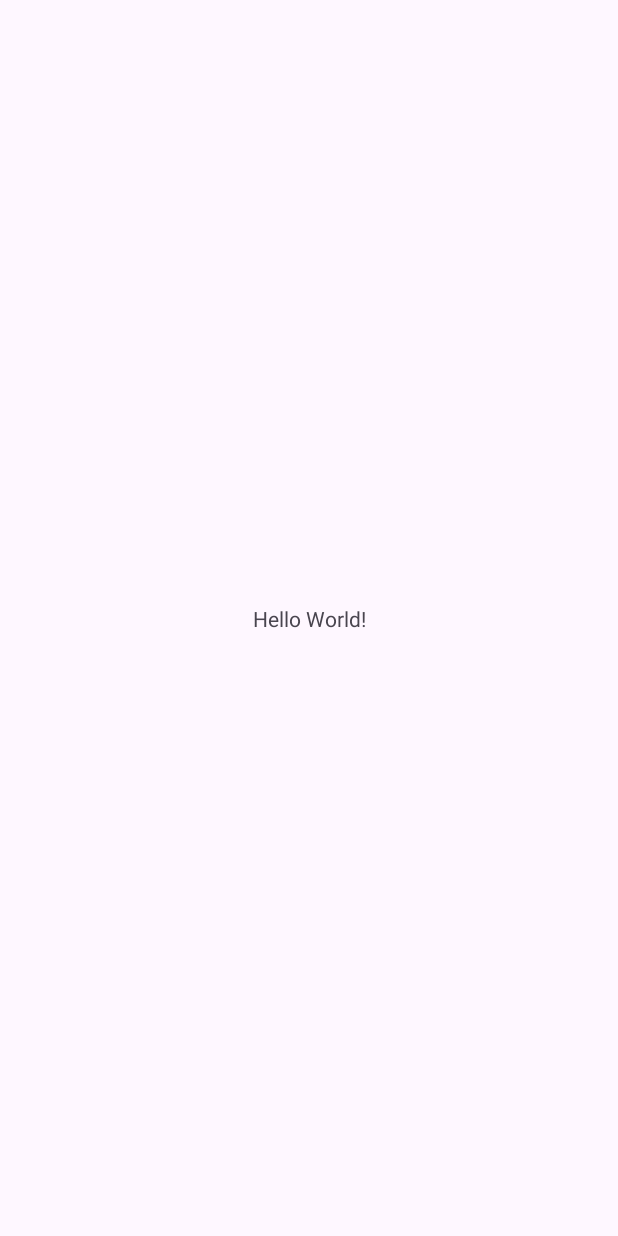
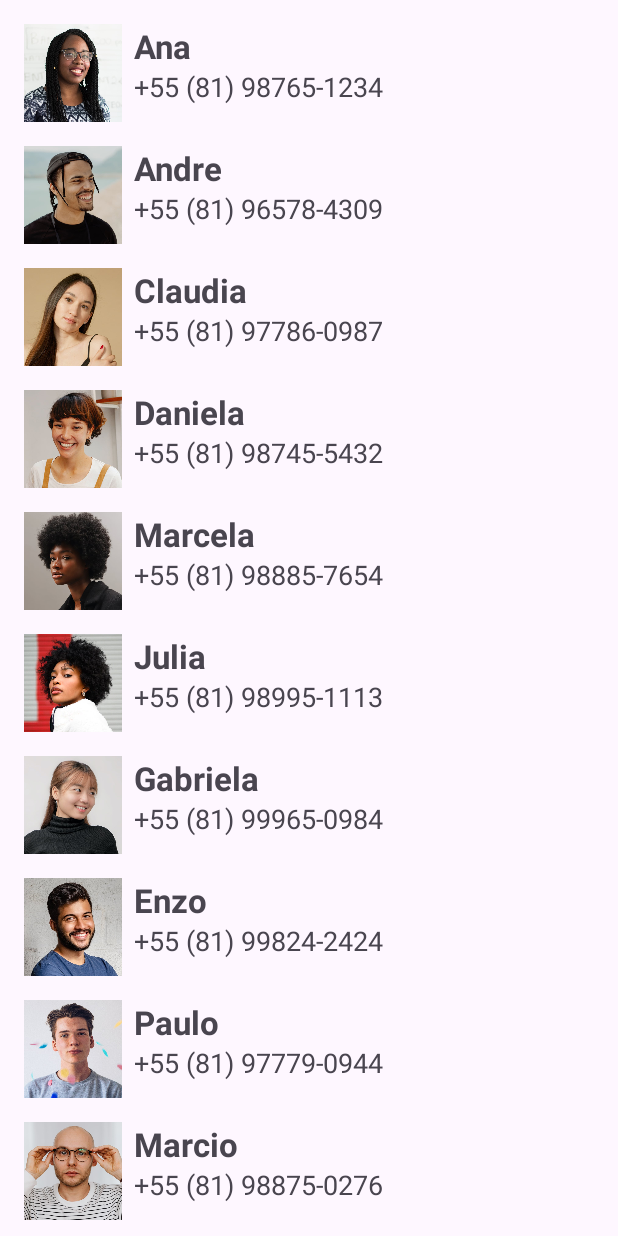
Before and after one commit to marcoaferreira/MyContacts, an Android app: the screen it shows after launch (MainActivity), on a phone screen of 412 x 824 dp. Before the commit the screen is almost empty. Run offline under Robolectric (Android 15) with nearby library versions, the phone set to English and light mode, and no system bars.

Commit message:
[patch] list creation and display

```diff
--- /dev/null
+++ b/app/src/main/java/com/devspace/recyclerview/Contact.kt
@@ -0,0 +1,9 @@
+package com.devspace.recyclerview
+
+import androidx.annotation.DrawableRes
+
+data class Contact(
+    val name: String,
+    val phone: String,
+    @DrawableRes val icon: Int
+)
--- /dev/null
+++ b/app/src/main/java/com/devspace/recyclerview/ContactListAdapter.kt
@@ -0,0 +1,54 @@
+package com.devspace.recyclerview
+
+import android.media.Image
+import android.view.LayoutInflater
+import android.view.View
+import android.view.ViewGroup
+import android.widget.ImageView
+import android.widget.TextView
+import androidx.recyclerview.widget.DiffUtil
+import androidx.recyclerview.widget.ListAdapter
+import androidx.recyclerview.widget.RecyclerView
+
+// adapter: adapt data class with ite_list
+class ContactListAdapter:
+    ListAdapter<Contact, ContactListAdapter.ContactViewHolder>(ContactDiffUtils()) {
+
+    override fun onCreateViewHolder(parent: ViewGroup, viewType: Int): ContactViewHolder {
+        val view = LayoutInflater.from(parent.context).inflate(R.layout.item_layout, parent, false)
+        return ContactViewHolder(view)
+    }
+
+    override fun onBindViewHolder(holder: ContactViewHolder, position: Int) {
+        val contact = getItem(position)
+        holder.bind(contact)
+    }
+
+
+        // hold the data
+    class ContactViewHolder(view: View): RecyclerView.ViewHolder(view){
+        private val tvName = view.findViewById<TextView>(R.id.tv_name)
+        private val tvPhone = view.findViewById<TextView>(R.id.tv_phone)
+        private val image = view.findViewById<ImageView>(R.id.image)
+
+        fun bind(contact: Contact) {
+            tvName.text = contact.name
+            tvPhone.text = contact.phone
+            image.setImageResource(contact.icon)
+        }
+    }
+
+    // compares when list is updated, and
+    class ContactDiffUtils: DiffUtil.ItemCallback<Contact>(){
+        override fun areItemsTheSame(oldItem: Contact, newItem: Contact): Boolean {
+            return oldItem == newItem
+        }
+
+        override fun areContentsTheSame(oldItem: Contact, newItem: Contact): Boolean {
+            return oldItem.name == newItem.name
+        }
+
+    }
+
+
+}
--- a/app/src/main/java/com/devspace/recyclerview/MainActivity.kt
+++ b/app/src/main/java/com/devspace/recyclerview/MainActivity.kt
@@ -5,6 +5,8 @@ import androidx.activity.enableEdgeToEdge
 import androidx.appcompat.app.AppCompatActivity
 import androidx.core.view.ViewCompat
 import androidx.core.view.WindowInsetsCompat
+import androidx.recyclerview.widget.LinearLayoutManager
+import androidx.recyclerview.widget.RecyclerView
 
 class MainActivity : AppCompatActivity() {
     override fun onCreate(savedInstanceState: Bundle?) {
@@ -16,5 +18,97 @@ class MainActivity : AppCompatActivity() {
             v.setPadding(systemBars.left, systemBars.top, systemBars.right, systemBars.bottom)
             insets
         }
+
+        val rvlist = findViewById<RecyclerView>(R.id.rv_list)
+        val adapter = ContactListAdapter()
+
+        rvlist.adapter = adapter
+        rvlist.layoutManager = LinearLayoutManager(this)
+
+        adapter.submitList(contacts)
+
     }
 }
+
+val contacts = listOf(
+    Contact(
+        "Ana",
+        "+55 (81) 98765-1234",
+        R.drawable.sample1
+    ),
+    Contact(
+        "Andre",
+        "+55 (81) 96578-4309",
+        R.drawable.sample2
+    ),
+    Contact(
+        "Claudia",
+        "+55 (81) 97786-0987",
+        R.drawable.sample3
+    ),
+    Contact(
+        "Daniela",
+        "+55 (81) 98745-5432",
+        R.drawable.sample4
+    ),
+    Contact(
+        "Marcela",
+        "+55 (81) 98885-7654",
+        R.drawable.sample5
+    ),
+    Contact(
+        "Julia",
+        "+55 (81) 98995-1113",
+        R.drawable.sample6
+    ),
+    Contact(
+        "Gabriela",
+        "+55 (81) 99965-0984",
+        R.drawable.sample7
+    ),
+    Contact(
+        "Enzo",
+        "+55 (81) 99824-2424",
+        R.drawable.sample8
+    ),
+    Contact(
+        "Paulo",
+        "+55 (81) 97779-0944",
+        R.drawable.sample9
+    ),
+    Contact(
+        "Marcio",
+        "+55 (81) 98875-0276",
+        R.drawable.sample10
+    ),
+    Contact(
+        "Sheila",
+        "+55 (81) 99987-5429",
+        R.drawable.sample11
+    ),
+    Contact(
+        "Hugo",
+        "+55 (81) 98887-6543",
+        R.drawable.sample12
+    ),
+    Contact(
+        "Michele",
+        "+55 (81) 999881-5432",
+        R.drawable.sample13
+    ),
+    Contact(
+        "Heitor",
+        "+55 (81) 98761-0024",
+        R.drawable.sample14
+    ),
+    Contact(
+        "Luana",
+        "+55 (81) 98951-8741",
+        R.drawable.sample15
+    ),
+    Contact(
+        "Joana",
+        "+55 (81) 98987-6531",
+        R.drawable.sample16
+    )
+)
--- a/app/src/main/res/layout/activity_main.xml
+++ b/app/src/main/res/layout/activity_main.xml
@@ -7,13 +7,14 @@
     android:layout_height="match_parent"
     tools:context=".MainActivity">
 
-    <TextView
-        android:layout_width="wrap_content"
-        android:layout_height="wrap_content"
-        android:text="Hello World!"
+    <androidx.recyclerview.widget.RecyclerView
+        android:id="@+id/rv_list"
+        android:layout_width="match_parent"
+        android:layout_height="match_parent"
         app:layout_constraintBottom_toBottomOf="parent"
         app:layout_constraintEnd_toEndOf="parent"
         app:layout_constraintStart_toStartOf="parent"
-        app:layout_constraintTop_toTopOf="parent" />
+        app:layout_constraintTop_toTopOf="parent"
+        tools:listitem="@layout/item_layout"/>
 
 </androidx.constraintlayout.widget.ConstraintLayout>
--- /dev/null
+++ b/app/src/main/res/layout/item_layout.xml
@@ -0,0 +1,39 @@
+<?xml version="1.0" encoding="utf-8"?>
+<androidx.constraintlayout.widget.ConstraintLayout xmlns:android="http://schemas.android.com/apk/res/android"
+    xmlns:app="http://schemas.android.com/apk/res-auto"
+    xmlns:tools="http://schemas.android.com/tools"
+    android:layout_width="match_parent"
+    android:layout_height="wrap_content">
+
+    <ImageView
+        android:id="@+id/image"
+        android:layout_width="65dp"
+        android:layout_height="65dp"
+        android:layout_margin="16dp"
+        android:contentDescription="@null"
+        app:layout_constraintStart_toStartOf="parent"
+        app:layout_constraintTop_toTopOf="parent"
+        tools:srcCompat="@tools:sample/avatars" />
+
+    <TextView
+        android:id="@+id/tv_name"
+        android:layout_width="0dp"
+        android:layout_height="wrap_content"
+        android:layout_marginStart="8dp"
+        android:textSize="22sp"
+        android:textStyle="bold"
+        app:layout_constraintEnd_toEndOf="parent"
+        app:layout_constraintStart_toEndOf="@+id/image"
+        app:layout_constraintTop_toTopOf="@+id/image"
+        tools:text="Name" />
+
+    <TextView
+        android:id="@+id/tv_phone"
+        android:layout_width="0dp"
+        android:layout_height="wrap_content"
+        android:textSize="18sp"
+        app:layout_constraintEnd_toEndOf="parent"
+        app:layout_constraintStart_toStartOf="@+id/tv_name"
+        app:layout_constraintTop_toBottomOf="@+id/tv_name"
+        tools:text="+ 55 (81) 98765-1234" />
+</androidx.constraintlayout.widget.ConstraintLayout>
```
